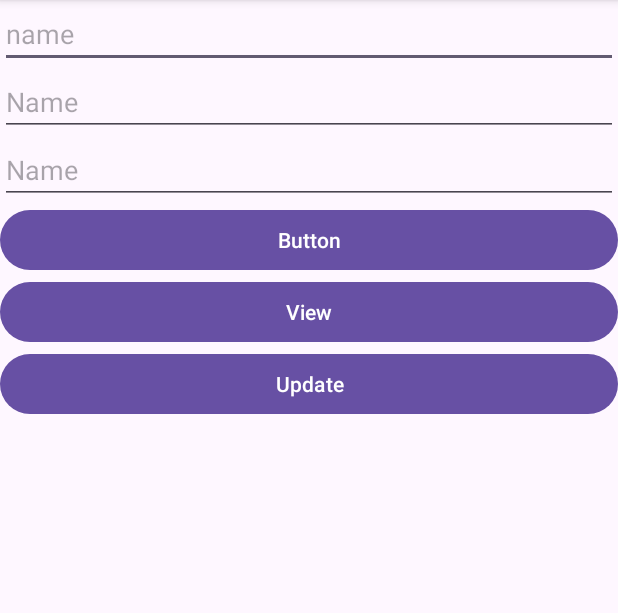
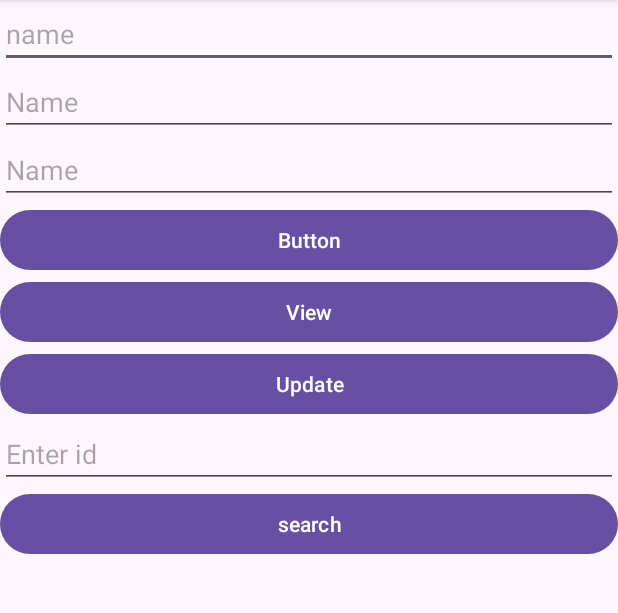
Before and after one commit to krishnanandmca/lab, an Android app: the DbActivity screen opened directly, with no data from a screen before it, on a phone screen of 412 x 824 dp, the part 96-709 px from its top. Run offline under Robolectric (Android 15) with nearby library versions, the phone set to English and light mode, and no system bars.

Commit message:
Search in DbActivity added

```diff
--- a/app/src/main/res/layout/activity_db.xml
+++ b/app/src/main/res/layout/activity_db.xml
@@ -46,18 +46,34 @@
         android:text="View"
         android:onClick="display"/>
 
+    <Button
+        android:id="@+id/button11"
+        android:layout_width="match_parent"
+        android:layout_height="wrap_content"
+        android:onClick="update"
+        android:text="Update" />
+
+    <EditText
+        android:id="@+id/search"
+        android:layout_width="match_parent"
+        android:layout_height="wrap_content"
+        android:ems="10"
+        android:inputType="text"
+        android:hint="Enter id" />
+
+    <Button
+        android:id="@+id/button"
+        android:layout_width="match_parent"
+        android:layout_height="wrap_content"
+        android:text="search"
+        android:onClick="search"/>
+
     <LinearLayout
         android:id="@+id/linearLayout"
         android:layout_width="match_parent"
         android:layout_height="match_parent"
         android:orientation="vertical">
 
-        <Button
-            android:id="@+id/button11"
-            android:layout_width="match_parent"
-            android:layout_height="wrap_content"
-            android:text="Update"
-            android:onClick="update"/>
     </LinearLayout>
 
     <!--    <FrameLayout-->
```
Also changed, not shown: app/src/main/java/com/example/exam/DbActivity.java (+36 -4 lines).
